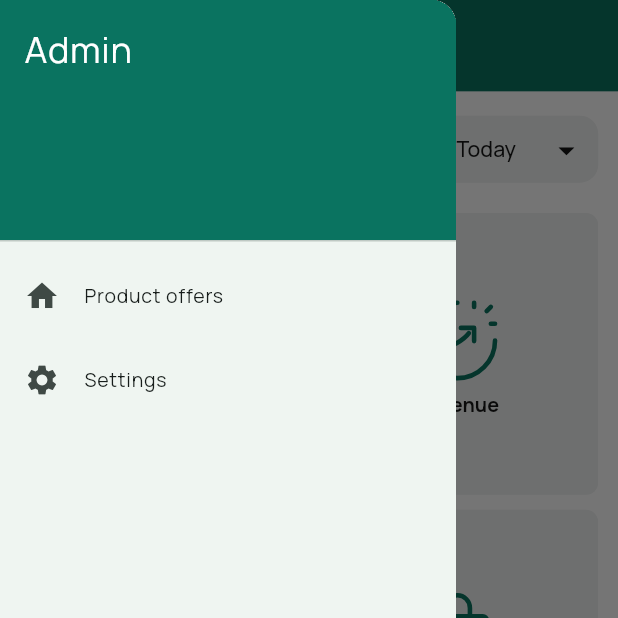
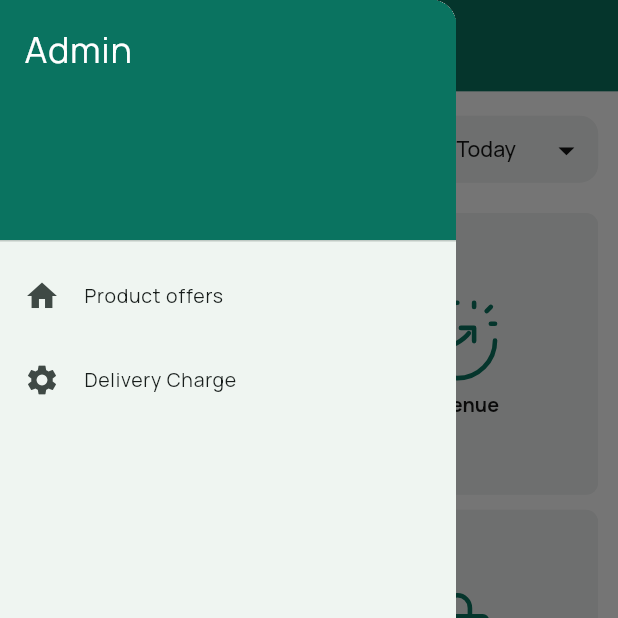
Before and after one commit to sangeethTiga/admin_v2, a Flutter app: the screen it shows after launch, with the side drawer open, on a phone screen of 412 x 824 dp, the top half of it. Run offline on Flutter 3.47's test engine with Material 3 defaults, Android fonts, the light colour scheme and no system bars; our stand-ins replace bloc, cached_network_image, dio, equatable, flutter_screenutil, flutter_svg and 5 more; missing offline and left inert: dio_smart_retry.

Commit message:
Bug Fixes

```diff
--- a/lib/features/dashboard/screens/dashboard_screen.dart
+++ b/lib/features/dashboard/screens/dashboard_screen.dart
@@ -67,7 +67,7 @@ class DashboardScreen extends StatelessWidget {
             ),
             ListTile(
               leading: Icon(Icons.settings),
-              title: Text('Settings'),
+              title: Text('Delivery Charge'),
               onTap: () {},
             ),
           ],
```
Also changed, not shown: lib/features/report/screens/delivery_charge_screen.dart (added, +10 -0 lines).
